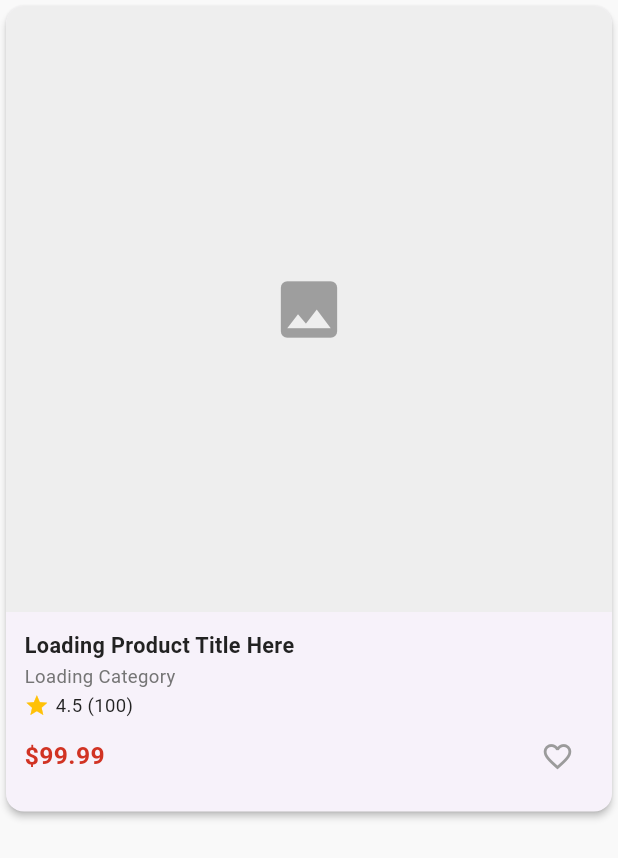
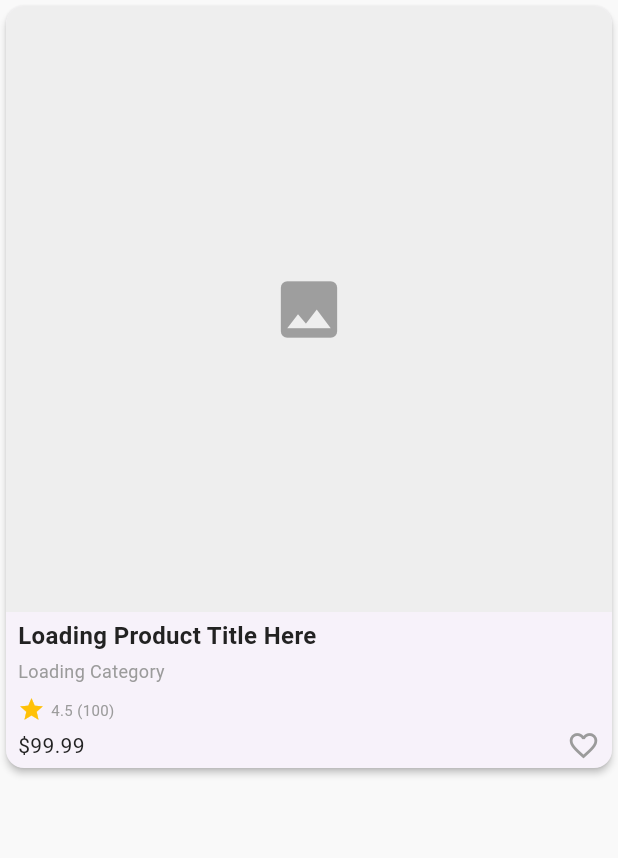
Before and after one commit to youssefhedefa/flutter_task, a Flutter app: the ProductItemWidget widget shown alone on an empty page, opened directly, on a phone screen of 412 x 824 dp. Shown: the top 858 px of the screen. Run offline on Flutter 3.47's test engine with Material 3 defaults, Android fonts, the phone set to English and light mode, and no system bars; our stand-ins replace cached_network_image, dio, equatable, flutter_bloc, flutter_secure_storage, flutter_svg and 3 more; accounts and stored records are empty; network calls fail.

Commit message:
Refactor: Remove product description and enhance product item UI
- Remove the `description` field from the `ProductEntity` and related data mapping.
- Refactor the `ProductItemWidget` for improved UI and responsiveness.
- Replace `MediaQuery` with `ContextExtension` and `NumExtension` for cleaner code.
- Update `CustomCachedNetworkImageWidget` to simplify its properties.
- Change wishlist `IconButton` to `InkWell` for a larger tap area.

```diff
--- a/lib/core/widgets/custom_cached_network_image.dart
+++ b/lib/core/widgets/custom_cached_network_image.dart
@@ -11,12 +11,10 @@ class CustomCachedNetworkImageWidget extends StatelessWidget {
     this.placeholder,
     this.height,
     this.width,
-    this.hasLoading = true,
   });
 
   final String imageUrl;
   final String? placeholder;
-  final bool hasLoading;
 
   @override
   Widget build(BuildContext context) {
@@ -24,10 +22,9 @@ class CustomCachedNetworkImageWidget extends StatelessWidget {
       imageUrl: imageUrl,
       height: height,
       width: width,
-      fit: BoxFit.fill,
-      imageBuilder: (context, imageProvider) => Container(
+      imageBuilder: (context, imageProvider) => DecoratedBox(
         decoration: BoxDecoration(
-          image: DecorationImage(image: imageProvider, fit: BoxFit.cover),
+          image: DecorationImage(image: imageProvider, fit: BoxFit.fill),
         ),
       ),
       placeholder: (context, url) =>
--- a/lib/features/home/data/repositories/home_repository_impl.dart
+++ b/lib/features/home/data/repositories/home_repository_impl.dart
@@ -1,4 +1,3 @@
-import 'package:flutter_task/core/networking/local/hive_service.dart';
 import 'package:flutter_task/core/networking/local/hive_service.dart';
 import 'package:flutter_task/core/networking/remote/api_result.dart';
 import 'package:flutter_task/core/networking/remote/api_routes.dart';
@@ -81,7 +80,6 @@ class HomeRepositoryImpl extends BaseRepository implements HomeRepository {
                     id: model.id,
                     title: model.title,
                     price: model.price,
-                    description: model.description,
                     category: model.category,
                     image: model.image,
                     rating: model.rating.rate,
--- a/lib/features/home/domain/entities/product_entity.dart
+++ b/lib/features/home/domain/entities/product_entity.dart
@@ -2,7 +2,6 @@ class ProductEntity {
   final int id;
   final String title;
   final double price;
-  final String description;
   final String category;
   final String image;
   final double rating;
@@ -12,7 +11,6 @@ class ProductEntity {
     required this.id,
     required this.title,
     required this.price,
-    required this.description,
     required this.category,
     required this.image,
     required this.rating,
--- a/lib/features/home/presentaion/widgets/products/product_item_widget.dart
+++ b/lib/features/home/presentaion/widgets/products/product_item_widget.dart
@@ -1,6 +1,7 @@
 import 'package:flutter/material.dart';
 import 'package:flutter_bloc/flutter_bloc.dart';
 import 'package:flutter_task/core/utilities/extensions/context_extension.dart';
+import 'package:flutter_task/core/utilities/extensions/num_extension.dart';
 import 'package:flutter_task/core/widgets/custom_cached_network_image.dart';
 import 'package:flutter_task/features/home/domain/entities/product_entity.dart';
 import 'package:flutter_task/features/home/presentaion/cubit/home_cubit.dart';
@@ -16,12 +17,6 @@ class ProductItemWidget extends StatelessWidget {
 
   @override
   Widget build(BuildContext context) {
-    final screenHeight = MediaQuery.of(context).size.height;
-    final screenWidth = MediaQuery.of(context).size.width;
-
-    // Calculate responsive sizes
-    final cardPadding = screenWidth * 0.03;
-
     return BlocBuilder<HomeCubit, HomeState>(
       builder: (context, state) {
         final isInWishlist = state.wishlistIds.contains(product.id);
@@ -35,17 +30,14 @@ class ProductItemWidget extends StatelessWidget {
           child: Column(
             crossAxisAlignment: CrossAxisAlignment.start,
             mainAxisSize: MainAxisSize.min,
-            mainAxisAlignment: MainAxisAlignment.spaceBetween,
             children: [
-              // Product Image
               product.image.isNotEmpty
                   ? AspectRatio(
-                      aspectRatio: 1,
+                      aspectRatio: 0.95,
                       child: Padding(
                         padding: const EdgeInsets.all(8.0),
                         child: CustomCachedNetworkImageWidget(
                           imageUrl: product.image,
-                          hasLoading: true,
                         ),
                       ),
                     )
@@ -61,73 +53,60 @@ class ProductItemWidget extends StatelessWidget {
                       ),
                     ),
               Padding(
-                padding: EdgeInsets.all(cardPadding),
+                padding: const EdgeInsets.symmetric(
+                  horizontal: 8,
+                  vertical: 4,
+                ),
                 child: Column(
                   crossAxisAlignment: CrossAxisAlignment.start,
                   mainAxisSize: MainAxisSize.min,
                   children: [
-                    // Title
                     Text(
                       product.title,
                       maxLines: 1,
                       overflow: TextOverflow.ellipsis,
-                      style: TextStyle(
-                        fontSize: screenWidth * 0.035,
-                        fontWeight: FontWeight.w600,
-                      ),
+                      style: context.appTextStyles.font16SemiBold,
                     ),
-                    SizedBox(height: screenHeight * 0.001),
-                    // Category
+                    4.verticalSpace,
                     Text(
                       product.category,
                       maxLines: 1,
                       overflow: TextOverflow.ellipsis,
-                      style: TextStyle(
-                        fontSize: screenWidth * 0.03,
-                        color: Colors.grey[600],
-                      ),
+                      style: context.appTextStyles.font12RegularThird,
                     ),
-                    SizedBox(height: screenHeight * 0.002),
-                    // Rating
+                    8.verticalSpace,
                     Row(
                       children: [
-                        Icon(
+                        const Icon(
                           Icons.star,
-                          size: screenWidth * 0.04,
+                          size: 18,
                           color: Colors.amber,
                         ),
-                        SizedBox(width: screenWidth * 0.01),
+                        4.horizontalSpace,
                         Text(
                           '${product.rating.toStringAsFixed(1)} (${product.ratingCount})',
-                          style: TextStyle(
-                            fontSize: screenWidth * 0.03,
-                          ),
+                          style: context.appTextStyles.font10RegularThird,
                         ),
                       ],
                     ),
-                    SizedBox(height: screenHeight * 0.001),
+                    4.verticalSpace,
                     Row(
                       mainAxisAlignment: MainAxisAlignment.spaceBetween,
                       children: [
                         Text(
                           '\$${product.price.toStringAsFixed(2)}',
-                          style: TextStyle(
-                            fontSize: screenWidth * 0.04,
-                            fontWeight: FontWeight.bold,
-                            color: Theme.of(context).primaryColor,
-                          ),
+                          style: context.appTextStyles.font14Regular,
                         ),
-                        IconButton(
-                          padding: EdgeInsets.zero,
-                          constraints: const BoxConstraints(),
-                          icon: Icon(
+                        InkWell(
+                          borderRadius: BorderRadius.circular(20),
+                          child: Icon(
                             isInWishlist ? Icons.favorite : Icons.favorite_border,
                             color: isInWishlist
                                 ? context.appColors.primaryColor
                                 : context.appColors.thirdColor,
                             size: 22,
                           ),
-                          onPressed: () {
+                          onTap: () {
                             context.read<HomeCubit>().toggleWishlist(product.id);
                           },
                         ),
--- a/lib/features/home/presentaion/widgets/products/products_grid_view.dart
+++ b/lib/features/home/presentaion/widgets/products/products_grid_view.dart
@@ -125,7 +125,6 @@ class _ProductsGridViewState extends State<ProductsGridView> {
                     id: 0,
                     title: 'Loading Product Title Here',
                     price: 99.99,
-                    description: 'Loading description',
                     category: 'Loading Category',
                     image: '',
                     rating: 4.5,
@@ -147,7 +146,6 @@ class _ProductsGridViewState extends State<ProductsGridView> {
         id: 0,
         title: 'Loading Product Title Here',
         price: 99.99,
-        description: 'Loading description',
         category: 'Loading Category',
         image: '',
         rating: 4.5,
@@ -182,7 +180,6 @@ class _ProductsGridViewState extends State<ProductsGridView> {
         id: 0,
         title: 'Loading Product Title Here',
         price: 99.99,
-        description: 'Loading description',
         category: 'Loading Category',
         image: '',
         rating: 4.5,
```
